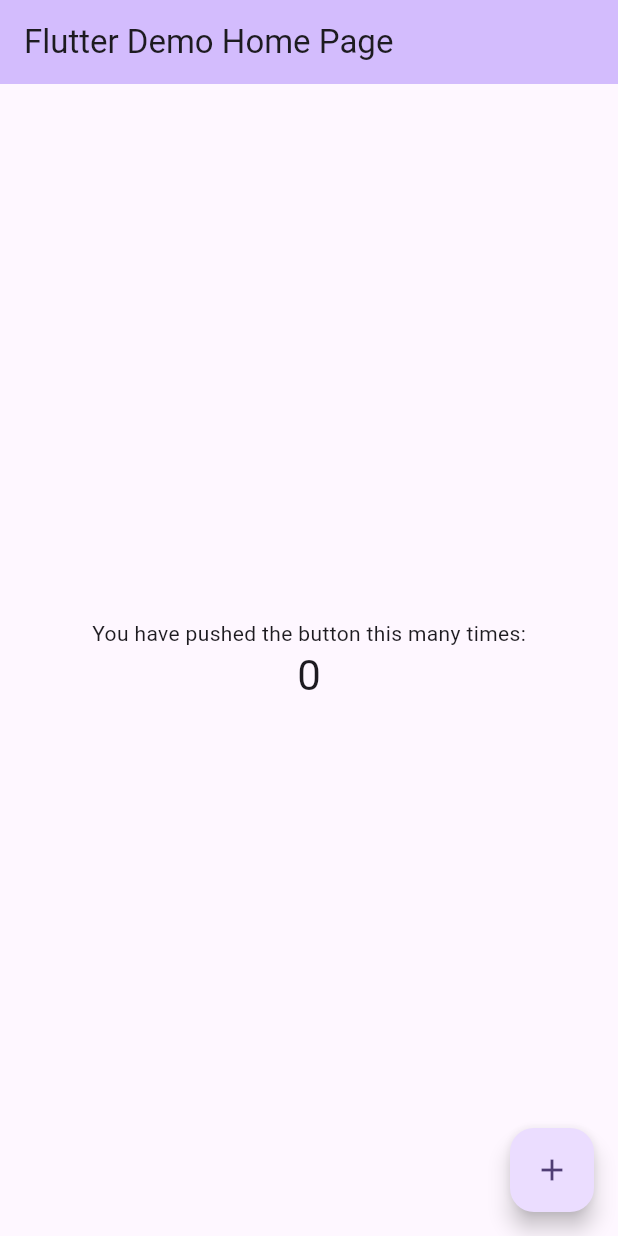
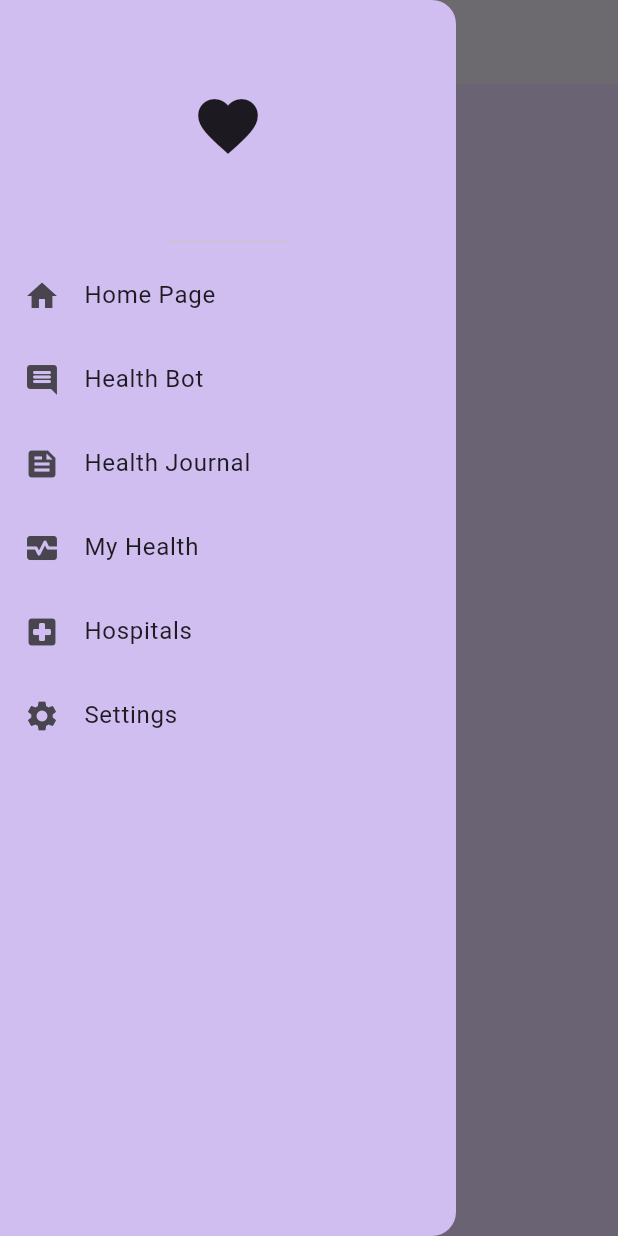
Before and after one commit to Karissma24/HealthMate_1, a Flutter app: the screen it shows after launch, with the side drawer open (before the commit the screen has no drawer), on a phone screen of 412 x 824 dp. Run offline on Flutter 3.47's test engine with Material 3 defaults, Android fonts, the phone set to English and light mode, and no system bars.

Commit message:
Added new files with the new pages.

```diff
--- a/lib/main.dart
+++ b/lib/main.dart
@@ -1,4 +1,14 @@
+
 import 'package:flutter/material.dart';
+
+
+import 'package:healthmate1/pages/healthjournal.dart';
+import 'package:healthmate1/pages/healthbot.dart';
+import 'package:healthmate1/pages/homepage.dart';
+import 'package:healthmate1/pages/hospitals.dart';
+import 'package:healthmate1/pages/myhealth.dart';
+import 'package:healthmate1/pages/settings.dart';
+
 
 void main() {
   runApp(const MyApp());
@@ -7,119 +17,20 @@
 class MyApp extends StatelessWidget {
   const MyApp({super.key});
 
-  // This widget is the root of your application.
   @override
   Widget build(BuildContext context) {
-    return MaterialApp(
-      title: 'Flutter Demo',
-      theme: ThemeData(
-        // This is the theme of your application.
-        //
-        // TRY THIS: Try running your application with "flutter run". You'll see
-        // the application has a purple toolbar. Then, without quitting the app,
-        // try changing the seedColor in the colorScheme below to Colors.green
-        // and then invoke "hot reload" (save your changes or press the "hot
-        // reload" button in a Flutter-supported IDE, or press "r" if you used
-        // the command line to start the app).
-        //
-        // Notice that the counter didn't reset back to zero; the application
-        // state is not lost during the reload. To reset the state, use hot
-        // restart instead.
-        //
-        // This works for code too, not just values: Most code changes can be
-        // tested with just a hot reload.
-        colorScheme: ColorScheme.fromSeed(seedColor: Colors.deepPurple),
-        useMaterial3: true,
-      ),
-      home: const MyHomePage(title: 'Flutter Demo Home Page'),
-    );
+    return  MaterialApp(
+      debugShowCheckedModeBanner: false,
+      home: homepage(),
+      routes: {
+        '/HomePage' :(context) => homepage(),
+        '/Hospitals' :(context) => hospitals(),
+        '/HealthJournal' :(context) => healthjournal(),
+        '/Healthbot' :(context) => healthbot(),
+        '/MyHealth' :(context) => myhealth(),
+        '/Settings' :(context) => settings(),
+
+      },
+      );
   }
 }
-
-class MyHomePage extends StatefulWidget {
-  const MyHomePage({super.key, required this.title});
-
-  // This widget is the home page of your application. It is stateful, meaning
-  // that it has a State object (defined below) that contains fields that affect
-  // how it looks.
-
-  // This class is the configuration for the state. It holds the values (in this
-  // case the title) provided by the parent (in this case the App widget) and
-  // used by the build method of the State. Fields in a Widget subclass are
-  // always marked "final".
-
-  final String title;
-
-  @override
-  State<MyHomePage> createState() => _MyHomePageState();
-}
-
-class _MyHomePageState extends State<MyHomePage> {
-  int _counter = 0;
-
-  void _incrementCounter() {
-    setState(() {
-      // This call to setState tells the Flutter framework that something has
-      // changed in this State, which causes it to rerun the build method below
-      // so that the display can reflect the updated values. If we changed
-      // _counter without calling setState(), then the build method would not be
-      // called again, and so nothing would appear to happen.
-      _counter++;
-    });
-  }
-
-  @override
-  Widget build(BuildContext context) {
-    // This method is rerun every time setState is called, for instance as done
-    // by the _incrementCounter method above.
-    //
-    // The Flutter framework has been optimized to make rerunning build methods
-    // fast, so that you can just rebuild anything that needs updating rather
-    // than having to individually change instances of widgets.
-    return Scaffold(
-      appBar: AppBar(
-        // TRY THIS: Try changing the color here to a specific color (to
-        // Colors.amber, perhaps?) and trigger a hot reload to see the AppBar
-        // change color while the other colors stay the same.
-        backgroundColor: Theme.of(context).colorScheme.inversePrimary,
-        // Here we take the value from the MyHomePage object that was created by
-        // the App.build method, and use it to set our appbar title.
-        title: Text(widget.title),
-      ),
-      body: Center(
-        // Center is a layout widget. It takes a single child and positions it
-        // in the middle of the parent.
-        child: Column(
-          // Column is also a layout widget. It takes a list of children and
-          // arranges them vertically. By default, it sizes itself to fit its
-          // children horizontally, and tries to be as tall as its parent.
-          //
-          // Column has various properties to control how it sizes itself and
-          // how it positions its children. Here we use mainAxisAlignment to
-          // center the children vertically; the main axis here is the vertical
-          // axis because Columns are vertical (the cross axis would be
-          // horizontal).
-          //
-          // TRY THIS: Invoke "debug painting" (choose the "Toggle Debug Paint"
-          // action in the IDE, or press "p" in the console), to see the
-          // wireframe for each widget.
-          mainAxisAlignment: MainAxisAlignment.center,
-          children: <Widget>[
-            const Text(
-              'You have pushed the button this many times:',
-            ),
-            Text(
-              '$_counter',
-              style: Theme.of(context).textTheme.headlineMedium,
-            ),
-          ],
-        ),
-      ),
-      floatingActionButton: FloatingActionButton(
-        onPressed: _incrementCounter,
-        tooltip: 'Increment',
-        child: const Icon(Icons.add),
-      ), // This trailing comma makes auto-formatting nicer for build methods.
-    );
-  }
-}
--- /dev/null
+++ b/lib/pages/homepage.dart
@@ -0,0 +1,109 @@
+import 'package:flutter/material.dart';
+
+
+class homepage extends StatelessWidget {
+    const homepage({super.key});
+
+    @override
+    Widget build(BuildContext context) {
+        return Scaffold(
+          backgroundColor: const Color.fromARGB(255, 230, 216, 253),
+          appBar: AppBar(
+            title:Text('HealthMatea'),
+            backgroundColor: Colors.white,
+            elevation: 10,
+            ),
+          drawer:Drawer(
+            backgroundColor: const Color.fromARGB(255, 208, 190, 241),
+            child: Column(
+              children: [
+                DrawerHeader(
+                  child: Icon(
+                    Icons.favorite,
+                    size: 48,
+                  ),
+                ),
+
+                //Homepage
+                ListTile(
+                  leading: Icon(Icons.home),
+                  title: Text("Home Page"),
+                  onTap: (){
+                    // pop drawer first
+                    Navigator.pop(context);
+                    // go to HomePage
+                    Navigator.pushNamed(context, '/HomePage');
+                  },
+                ),
+
+                //Healthbot
+                ListTile(
+                  leading: Icon(Icons.insert_comment_rounded),
+                  title: Text("Health Bot"),
+                  onTap: (){
+                    //pop draw frist
+                    Navigator.pop(context);
+                    // go to Healthbot
+                    Navigator.pushNamed(context, '/Healthbot');
+                  },
+
+                  ),
+
+                // Health Journal
+                ListTile(
+                  leading: Icon(Icons.feed),
+                  title: Text("Health Journal"),
+                  onTap: (){
+                    //pop draw frist
+                    Navigator.pop(context);
+                    // go to HealthJournal
+                    Navigator.pushNamed(context, '/HealthJournal');
+                  },
+
+                  ),
+
+                //Health
+                ListTile(
+                  leading: Icon(Icons.monitor_heart_rounded),
+                  title: Text("My Health"),
+                  onTap: (){
+                    //pop draw first
+                    Navigator.pop(context);
+                    // go to Health
+                    Navigator.pushNamed(context, '/MyHealth');
+                  },
+
+                  ),
+
+                //Hospitals
+                ListTile(
+                  leading: Icon(Icons.local_hospital_rounded),
+                  title: Text("Hospitals"),
+                  onTap: (){
+                    //pop draw first
+                    Navigator.pop(context);
+                    // go to Hospitals
+                    Navigator.pushNamed(context, '/Hospitals');
+                  },
+
+                  ),
+
+                //settings
+                ListTile(
+                  leading: Icon(Icons.settings),
+                  title: Text("Settings"),
+                  onTap: (){
+                    //pop draw first
+                    Navigator.pop(context);
+                    // go to Settings
+                    Navigator.pushNamed(context, '/Settings'); //making a change
+                  },
+
+                  ),
+              ],
+            ),
+          ) ,
+        );
+
+    }
+}
--- /dev/null
+++ b/lib/pages/hospitals.dart
@@ -0,0 +1,15 @@
+import 'package:flutter/material.dart';
+
+class hospitals extends StatelessWidget {
+    const hospitals({super.key});
+
+    @override
+    Widget build(BuildContext context) {
+        return Scaffold(
+          appBar: AppBar(title: Text("Hospitals")
+          ),
+        );
+
+    }
+
+}
--- /dev/null
+++ b/lib/pages/settings.dart
@@ -0,0 +1,15 @@
+import 'package:flutter/material.dart';
+
+class settings extends StatelessWidget {
+    const settings({super.key});
+
+    @override
+    Widget build(BuildContext context) {
+        return Scaffold(
+          appBar: AppBar(title: Text("Settings")
+          ),
+        );
+
+    }
+
+}
```
Also changed, not shown: lib/pages/healthbot.dart (added, +15 -0 lines), lib/pages/healthjournal.dart (added, +15 -0 lines), lib/pages/myhealth.dart (added, +14 -0 lines), lib/pages/main.dart (added).
